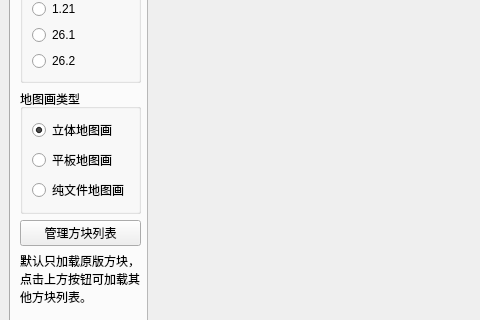
A-Archives-and-Forks/SlopeCraft, file SlopeCraft/SCWind.ui: the form before one commit; both pictures show x 0 to 480 and y 331 to 651 of the 920 by 865 pixel window.
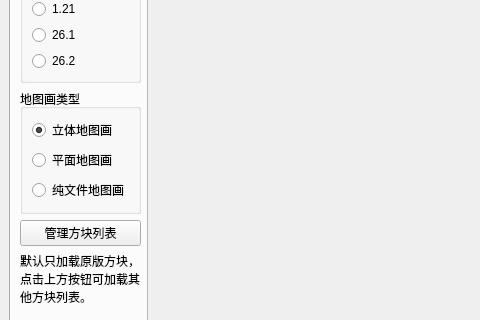
The form after the commit. Custom widgets are drawn as their Qt base class.

Commit message: [SC][SCL] Rename: 平板->平面

The edit to the form file:
```diff
--- a/SlopeCraft/SCWind.ui
+++ b/SlopeCraft/SCWind.ui
@@ -235,7 +235,7 @@
              <item row="1" column="0">
               <widget class="QRadioButton" name="rb_type_flat">
                <property name="text">
-                <string>平板地图画</string>
+                <string>平面地图画</string>
                </property>
               </widget>
              </item>
```
The commit also changes 8 other files.
